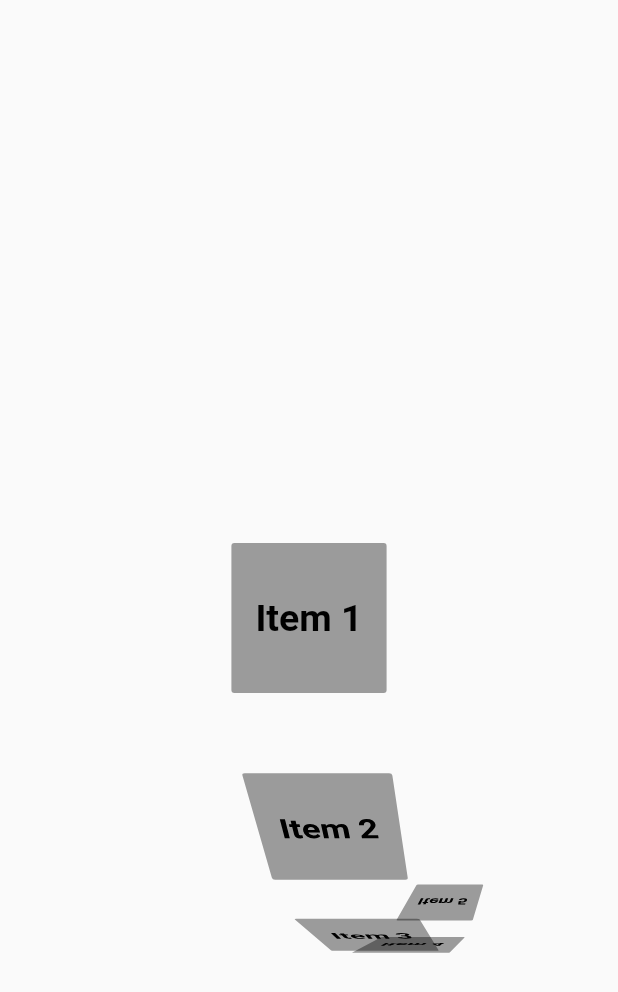
After one commit to ketan2411/product_management_flutter, a Flutter app: the WheelScrollView screen opened by its route, on a phone screen of 412 x 824 dp. The commit adds this screen. Shown: the top 992 px of the screen. Run offline on Flutter 3.47's test engine with Material 2 defaults, Android fonts, the phone set to English and light mode, and no system bars; our stand-ins replace carousel_slider, dio, introduction_screen, shared_preferences; missing offline and left inert: loadmore; accounts and stored records are empty.

Commit message:
WheelScroll/DraggableList

```diff
--- /dev/null
+++ b/lib/components/ListWheelScrollView.dart
@@ -0,0 +1,54 @@
+import 'package:flutter/cupertino.dart';
+import 'package:flutter/material.dart';
+
+class WheelScrollView extends StatefulWidget{
+
+  createState() => WheelScrollViewState();
+}
+class WheelScrollViewState extends State<WheelScrollView>{
+  @override
+  Widget build(BuildContext context) {
+   return Scaffold(
+     body: ListWheelScrollView(
+       itemExtent: 100,
+
+       diameterRatio: 1,
+       offAxisFraction: -0.4,
+       // squeeze: 0.8,
+       // clipToSize: true,
+       children: <Widget>[
+         RaisedButton(onPressed:null ,
+           child: Text("Item 1",textAlign:TextAlign.start,
+             style:TextStyle(color:Colors.black,fontWeight: FontWeight.bold,fontSize: 25),),) ,
+         RaisedButton(onPressed:null ,
+           child: Text("Item 2",textAlign:TextAlign.center,
+             style:TextStyle(color:Colors.black,fontWeight: FontWeight.bold,fontSize: 25),),) ,
+         RaisedButton(onPressed:null ,
+           child: Text("Item 3",textAlign:TextAlign.center,
+             style:TextStyle(color:Colors.black,fontWeight: FontWeight.bold,fontSize: 25),),) ,
+         RaisedButton(onPressed:null ,
+           child: Text("Item 4",textAlign:TextAlign.center,
+             style:TextStyle(color:Colors.black,fontWeight: FontWeight.bold,fontSize: 25),),) ,
+         RaisedButton(onPressed:null ,
+           child: Text("Item 5",textAlign:TextAlign.center,
+             style:TextStyle(color:Colors.black,fontWeight: FontWeight.bold,fontSize: 25),),) ,
+         RaisedButton(onPressed:null ,
+           child: Text("Item 6",textAlign:TextAlign.center,
+             style:TextStyle(color:Colors.black,fontWeight: FontWeight.bold,fontSize: 25),),) ,
+         RaisedButton(onPressed:null ,
+           child: Text("Item 7",textAlign:TextAlign.center,
+             style:TextStyle(color:Colors.black,fontWeight: FontWeight.bold,fontSize: 25),),) ,
+         RaisedButton(onPressed:null ,
+           child: Text("Item 8",textAlign:TextAlign.center,
+             style:TextStyle(color:Colors.black,fontWeight: FontWeight.bold,fontSize: 25),),) ,
+         RaisedButton(onPressed:null ,
+           child: Text("Item 8",textAlign:TextAlign.center,
+             style:TextStyle(color:Colors.black,fontWeight: FontWeight.bold,fontSize: 25),),) ,
+
+       ],
+     ),
+     );
+  }
+
+
+}
--- a/lib/main.dart
+++ b/lib/main.dart
@@ -1,5 +1,7 @@
 import 'package:flutter/material.dart';
 import 'package:flutter/services.dart';
+import 'package:productmanagement/components/DraggableScrollableView.dart';
+import 'components/ListWheelScrollView.dart';
 import 'components/intro_screen.dart';
 import 'homescreen.dart';
 import 'login.dart';
@@ -40,6 +42,8 @@ class App extends StatelessWidget {
         '/login': (context) => login(),
         '/intro': (context) => IntroScreen(),
         '/dynamicList': (context) => dynamicList(),
+        '/DraggableScrollableView': (context) => DraggableScrollableView(),
+        '/WheelScrollView': (context) => WheelScrollView(),
 
       },
       initialRoute: initscreen == 0 || initscreen == null ? '/intro': '/login',
```
Also changed, not shown: lib/components/DraggableScrollableView.dart (added, +34 -0 lines), lib/components/drawer.dart (+4 -6 lines).
